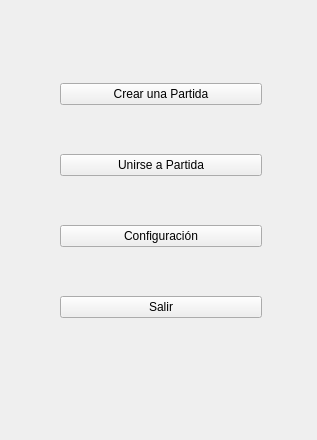
AbrahamOsco/Worms-Taller-1, file Client/ui/ui/mainmenu.ui: the form before one commit.
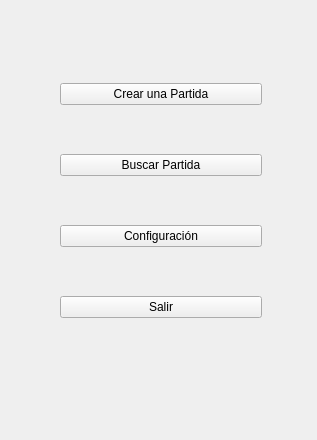
The form after the commit.

Commit message: agrego ventana de crear partida

What changed in the file:
```diff
--- a/Client/ui/ui/mainmenu.ui
+++ b/Client/ui/ui/mainmenu.ui
@@ -36,7 +36,7 @@
     <item>
      <widget class="QPushButton" name="buttonUnirse">
       <property name="text">
-       <string>Unirse a Partida</string>
+       <string>Buscar Partida</string>
       </property>
       <attribute name="buttonGroup">
        <string notr="true">buttonGroup</string>
```
Left out of the diff: 2 changed lines with no effect on the pictures. The commit also changes 3 other files.
